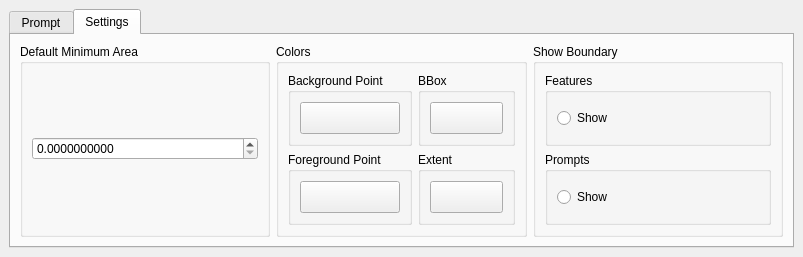
First picture: the form in ui/Selector.ui, repository coolzhao/Geo-SAM, before the edit.
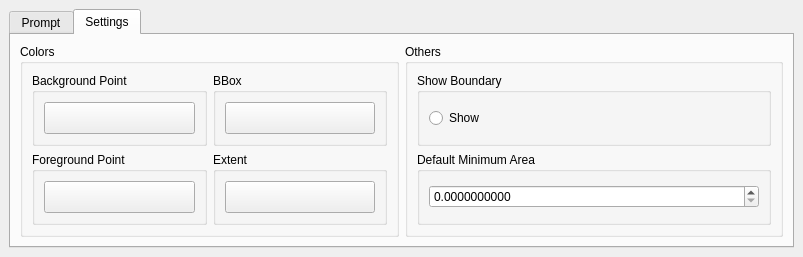
Second picture: the form after the edit. The open tabs and pages were chosen to show the change. Custom widgets are drawn as their Qt base class.

Commit message: make setting color work

```diff
--- a/ui/Selector.ui
+++ b/ui/Selector.ui
@@ -6,8 +6,8 @@
    <rect>
     <x>0</x>
     <y>0</y>
-    <width>752</width>
-    <height>244</height>
+    <width>754</width>
+    <height>248</height>
    </rect>
   </property>
   <property name="minimumSize">
@@ -546,25 +546,6 @@
         <string>Settings</string>
        </attribute>
        <layout class="QHBoxLayout" name="horizontalLayout_6">
-        <item>
-         <widget class="QGroupBox" name="groupBox_4">
-          <property name="title">
-           <string>Default Minimum Area</string>
-          </property>
-          <layout class="QGridLayout" name="gridLayout_12">
-           <item row="0" column="0">
-            <widget class="QDoubleSpinBox" name="Box_min_area_default">
-             <property name="decimals">
-              <number>10</number>
-             </property>
-             <property name="maximum">
-              <double>10000000000000000000000.000000000000000</double>
-             </property>
-            </widget>
-           </item>
-          </layout>
-         </widget>
-        </item>
         <item>
          <widget class="QGroupBox" name="groupBox_5">
           <property name="title">
@@ -675,17 +656,17 @@
          </widget>
         </item>
         <item>
-         <widget class="QGroupBox" name="groupBox_10">
+         <widget class="QGroupBox" name="groupBox_4">
           <property name="title">
-           <string>Show Boundary</string>
+           <string>Others</string>
           </property>
-          <layout class="QGridLayout" name="gridLayout_13">
-           <item row="0" column="1">
-            <widget class="QGroupBox" name="groupBox_11">
+          <layout class="QVBoxLayout" name="verticalLayout_2">
+           <item>
+            <widget class="QGroupBox" name="groupBox_10">
              <property name="title">
-              <string>Features</string>
+              <string>Show Boundary</string>
              </property>
-             <layout class="QGridLayout" name="gridLayout_9">
+             <layout class="QGridLayout" name="gridLayout_13">
               <item row="0" column="0">
                <widget class="QRadioButton" name="radioButton_show_extent">
                 <property name="sizePolicy">
@@ -714,22 +695,19 @@
              </layout>
             </widget>
            </item>
-           <item row="1" column="1">
-            <widget class="QGroupBox" name="groupBox_12">
+           <item>
+            <widget class="QGroupBox" name="groupBox_11">
              <property name="title">
-              <string>Prompts</string>
+              <string>Default Minimum Area</string>
              </property>
-             <layout class="QGridLayout" name="gridLayout_20">
+             <layout class="QGridLayout" name="gridLayout_12">
               <item row="0" column="0">
-               <widget class="QRadioButton" name="radioButton_show_prompt">
-                <property name="sizePolicy">
-                 <sizepolicy hsizetype="Preferred" vsizetype="Preferred">
-                  <horstretch>0</horstretch>
-                  <verstretch>0</verstretch>
-                 </sizepolicy>
+               <widget class="QDoubleSpinBox" name="Box_min_area_default">
+                <property name="decimals">
+                 <number>10</number>
                 </property>
-                <property name="text">
-                 <string>Show</string>
+                <property name="maximum">
+                 <double>10000000000000000000000.000000000000000</double>
                 </property>
                </widget>
               </item>
```
Left out of the diff: 4 changed lines with no effect on the pictures. The commit also changes 2 other files.
